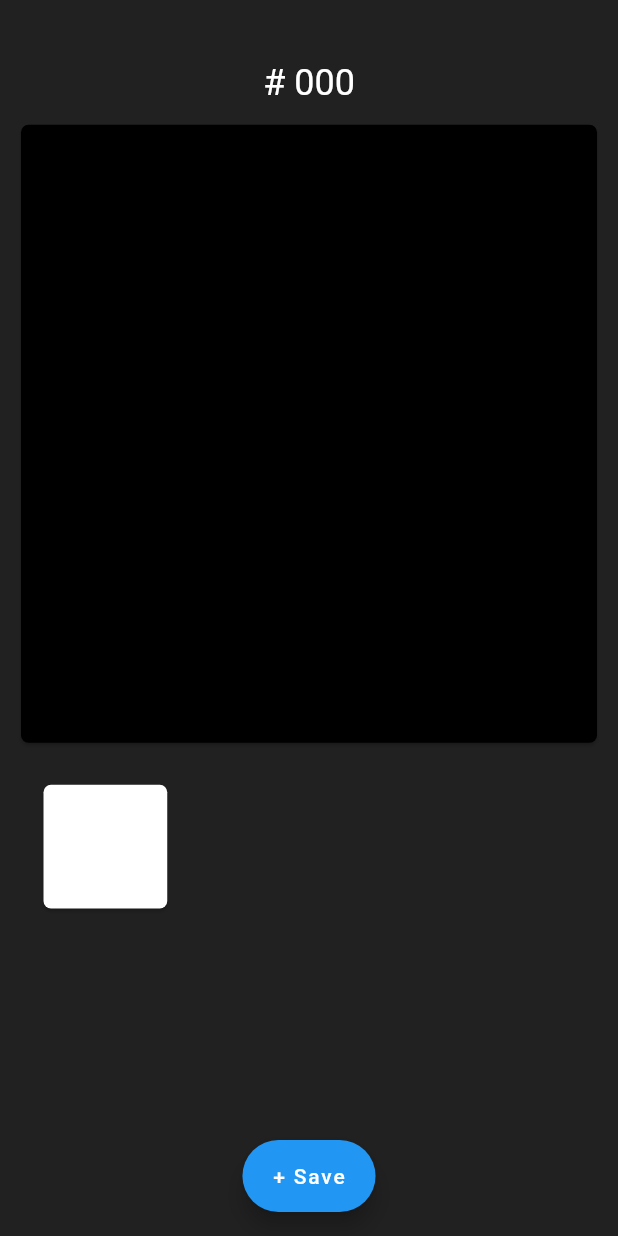
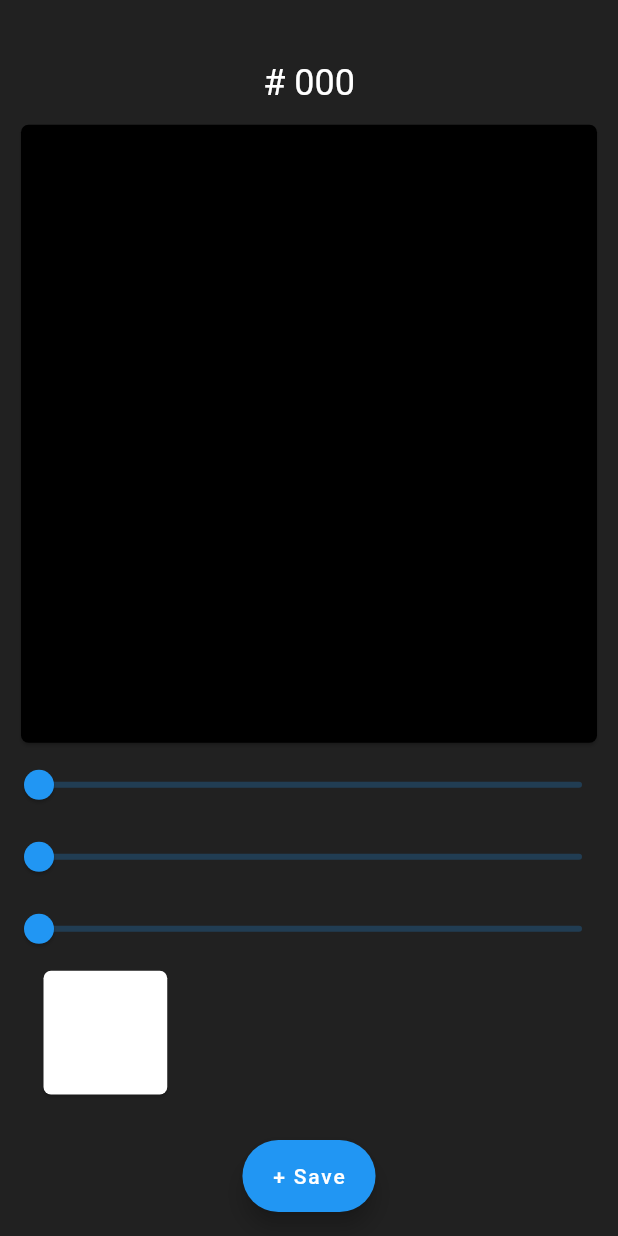
Before and after one commit to aryang117/colorApp, a Flutter app: the screen it shows after launch, after a tap on "+ Save", on a phone screen of 412 x 824 dp. Run offline on Flutter 3.47's test engine with Material 2 defaults, Android fonts, the phone set to English and light mode, and no system bars.

Commit message:
sliders are below color display and minor refactoring

```diff
--- a/lib/Screens/home.dart
+++ b/lib/Screens/home.dart
@@ -3,6 +3,7 @@ import 'package:flutter/material.dart';
 import 'package:colorApp/Widgets/colorSaveBoxes.dart';
 import 'package:colorApp/Widgets/ColorDisplay.dart';
 import 'package:colorApp/Widgets/colorCodeDisplay.dart';
+import 'package:colorApp/Widgets/colorSlider.dart';
 
 ValueNotifier<int> red = ValueNotifier<int>(0);
 ValueNotifier<int> green = ValueNotifier<int>(0);
@@ -51,17 +52,8 @@ class _HomeState extends State<Home> {
                             ),
                           ),
                           ColorDisplay(red: red, blue: blue, green: green),
-                          Container(
-                            width: MediaQuery.of(context).size.width - 50,
-                            padding: new EdgeInsets.fromLTRB(0, 20, 0, 20),
-                            child: GridView.count(
-                                shrinkWrap:
-                                    true, //made the grid list work inside column
-                                crossAxisCount: 4,
-                                children: List.generate(i, (index) {
-                                  return ColorSaveBoxes();
-                                })),
-                          ),
+                          ColorSliders(),
+                         ColorSaveBoxesList(i: i)
                         ]),
                         floatingActionButtonLocation: FloatingActionButtonLocation.centerFloat,
                         floatingActionButton: FloatingActionButton.extended(
--- a/lib/Widgets/colorSaveBoxes.dart
+++ b/lib/Widgets/colorSaveBoxes.dart
@@ -1,5 +1,23 @@
 import 'package:flutter/material.dart';
 
+class ColorSaveBoxesList extends StatelessWidget {
+const ColorSaveBoxesList({Key key, @required this.i}):super(key: key);
+
+  final int i;
+  @override
+  Widget build(BuildContext context) {
+    return Container(
+      width: MediaQuery.of(context).size.width - 50,
+      padding: new EdgeInsets.fromLTRB(0, 0, 0, 20),
+      child: GridView.count(
+          shrinkWrap: true, //made the grid list work inside column
+          crossAxisCount: 4,
+          children: List.generate(i, (index) {
+            return ColorSaveBoxes();
+          })),
+    );
+  }
+}
 
 //These boxes are where the user can save on top of / load from their previously save colors
 class ColorSaveBoxes extends StatelessWidget {
```
